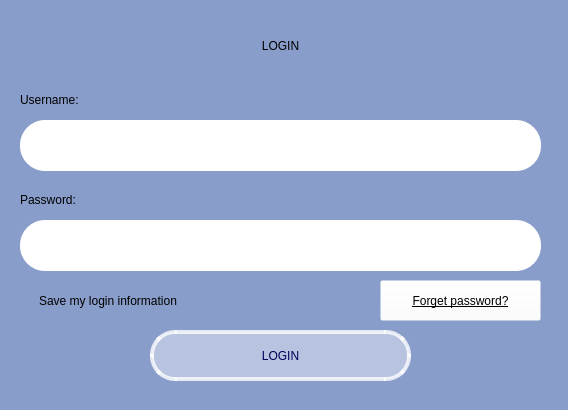
The window that ui/LoginMainWindow/LoginMainWindow.ui (nmthuy426/KTLT-FINALTERM) describes before a commit, drawn with Qt 5.
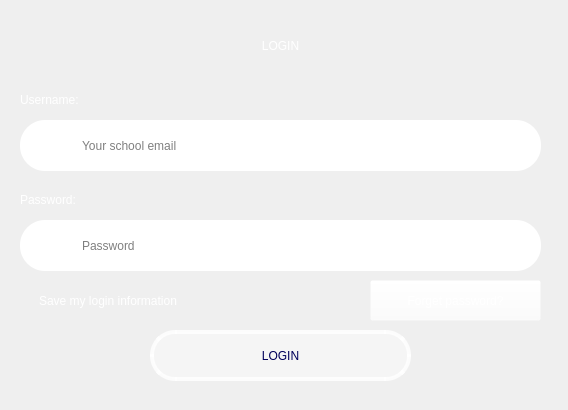
The same window after the commit. Icons and pictures are not drawn.

The edit to the form file:
```diff
--- a/ui/LoginMainWindow/LoginMainWindow.ui
+++ b/ui/LoginMainWindow/LoginMainWindow.ui
@@ -19,10 +19,6 @@
   <property name="windowTitle">
    <string/>
   </property>
-  <property name="styleSheet">
-   <string notr="true">background-color: rgba(128, 149, 197, 150);
-</string>
-  </property>
   <widget class="QWidget" name="centralwidget">
    <widget class="QLabel" name="label">
     <property name="geometry">
@@ -40,9 +36,9 @@
      </sizepolicy>
     </property>
     <property name="styleSheet">
-     <string notr="true">font: 87 25pt &quot;Arial Black&quot;;
+     <string notr="true">font: 10000 35pt &quot;Arial&quot;;
 background-color: rgb(255, 255, 255,0);
-color: rgb(0,0,0);</string>
+color: rgb(255,255,255);</string>
     </property>
     <property name="text">
      <string>LOGIN</string>
@@ -75,6 +71,9 @@
     <property name="alignment">
      <set>Qt::AlignLeading|Qt::AlignLeft|Qt::AlignVCenter</set>
     </property>
+    <property name="placeholderText">
+     <string>Your school email</string>
+    </property>
    </widget>
    <widget class="QLineEdit" name="lineEdit_2">
     <property name="geometry">
@@ -97,6 +96,9 @@
     <property name="alignment">
      <set>Qt::AlignLeading|Qt::AlignLeft|Qt::AlignVCenter</set>
     </property>
+    <property name="placeholderText">
+     <string>Password</string>
+    </property>
    </widget>
    <widget class="QLabel" name="label_2">
     <property name="geometry">
@@ -108,9 +110,9 @@
      </rect>
     </property>
     <property name="styleSheet">
-     <string notr="true">color: rgb(0,0,0);
+     <string notr="true">color: rgb(255,255,255);
 background-color: rgba(255, 255, 255,0);
-font: 75 10pt &quot;Arial Black&quot;;</string>
+font: 2000 10pt &quot;Arial&quot;;</string>
     </property>
     <property name="text">
      <string>Username:</string>
@@ -120,77 +122,33 @@
     <property name="geometry">
      <rect>
       <x>20</x>
-      <y>190</y>
+      <y>189</y>
       <width>121</width>
-      <height>20</height>
+      <height>21</height>
      </rect>
     </property>
     <property name="styleSheet">
-     <string notr="true">color: rgb(0,0,0);
+     <string notr="true">color: rgb(255,255,255);
 background-color: rgba(255, 255, 255,0);
-font: 75 10pt &quot;Arial Black&quot;;</string>
+font: 2000 10pt &quot;Arial&quot;;</string>
     </property>
     <property name="text">
      <string>Password:</string>
     </property>
    </widget>
-   <widget class="QLabel" name="label_4">
-    <property name="geometry">
-     <rect>
-      <x>32</x>
-      <y>126</y>
-      <width>30</width>
-      <height>33</height>
-     </rect>
-    </property>
-    <property name="styleSheet">
-     <string notr="true">background-color: rgba(170, 0, 0,0);</string>
-    </property>
-    <property name="text">
-     <string/>
-    </property>
-    <property name="pixmap">
-     <pixmap>../../../../Downloads/Screenshot_2025-02-26_180616-removebg-preview.png</pixmap>
-    </property>
-    <property name="scaledContents">
-     <bool>true</bool>
-    </property>
-   </widget>
-   <widget class="QLabel" name="label_5">
-    <property name="geometry">
-     <rect>
-      <x>29</x>
-      <y>228</y>
-      <width>37</width>
-      <height>33</height>
-     </rect>
-    </property>
-    <property name="styleSheet">
-     <string notr="true">background-color: rgba(170, 0, 0,0);</string>
-    </property>
-    <property name="text">
-     <string/>
-    </property>
-    <property name="pixmap">
-     <pixmap>../../../../Downloads/Screenshot_2025-02-26_173531-removebg-preview.png</pixmap>
-    </property>
-    <property name="scaledContents">
-     <bool>true</bool>
-    </property>
-   </widget>
    <widget class="QCheckBox" name="checkBox">
     <property name="geometry">
      <rect>
       <x>20</x>
       <y>290</y>
-      <width>251</width>
+      <width>281</width>
       <height>21</height>
      </rect>
     </property>
     <property name="styleSheet">
      <string notr="true">background-color: rgba(255, 255, 255,0);
-font: 10pt &quot;Arial Rounded MT Bold&quot;;
-color: rgb(0,0,0)</string>
+font: 2000 10pt &quot;Arial Rounded MT Bold&quot;;
+color: rgb(255,255,255);</string>
     </property>
     <property name="text">
      <string>Save my login information</string>
@@ -199,17 +157,16 @@
    <widget class="QPushButton" name="pushButton">
     <property name="geometry">
      <rect>
-      <x>380</x>
+      <x>370</x>
       <y>280</y>
-      <width>161</width>
+      <width>171</width>
       <height>41</height>
      </rect>
     </property>
     <property name="styleSheet">
      <string notr="true">background-color: rgba(255, 255, 255,0);
-font: 10pt &quot;Arial Rounded MT Bold&quot;;
-text-decoration: underline;
-color: rgb(0,0,0)</string>
+font: 2000 10pt &quot;Arial Rounded MT Bold&quot;;
+color: rgb(255,255,255)</string>
     </property>
     <property name="text">
      <string>Forget password?</string>
@@ -256,6 +213,50 @@
      <string>LOGIN</string>
     </property>
    </widget>
+   <widget class="QLabel" name="label_4">
+    <property name="geometry">
+     <rect>
+      <x>40</x>
+      <y>130</y>
+      <width>31</width>
+      <height>31</height>
+     </rect>
+    </property>
+    <property name="styleSheet">
+     <string notr="true">background-color: rgb(255, 255, 255);</string>
+    </property>
+    <property name="text">
+     <string/>
+    </property>
+    <property name="pixmap">
+     <pixmap>../../image/user.png</pixmap>
+    </property>
+    <property name="scaledContents">
+     <bool>true</bool>
+    </property>
+   </widget>
+   <widget class="QLabel" name="label_5">
+    <property name="geometry">
+     <rect>
+      <x>40</x>
+      <y>230</y>
+      <width>31</width>
+      <height>31</height>
+     </rect>
+    </property>
+    <property name="styleSheet">
+     <string notr="true">background-color: rgb(255, 255, 255);</string>
+    </property>
+    <property name="text">
+     <string/>
+    </property>
+    <property name="pixmap">
+     <pixmap>../../image/password.png</pixmap>
+    </property>
+    <property name="scaledContents">
+     <bool>true</bool>
+    </property>
+   </widget>
   </widget>
  </widget>
  <resources/>
```
Left out of the diff: 6 changed lines with no effect on the pictures.
